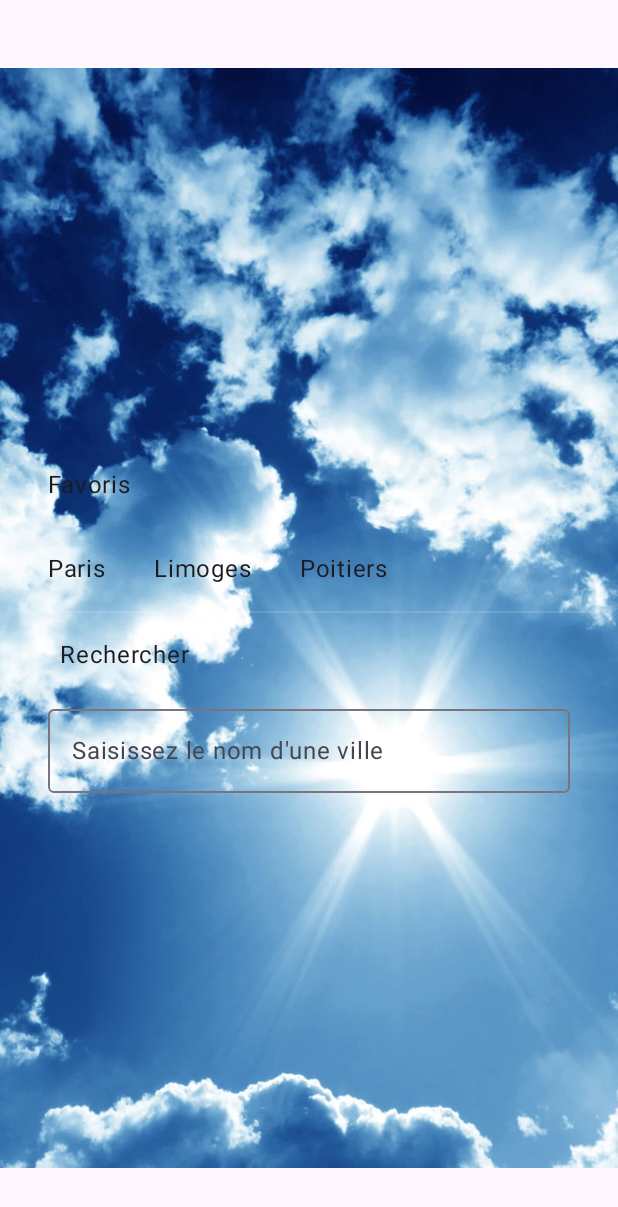
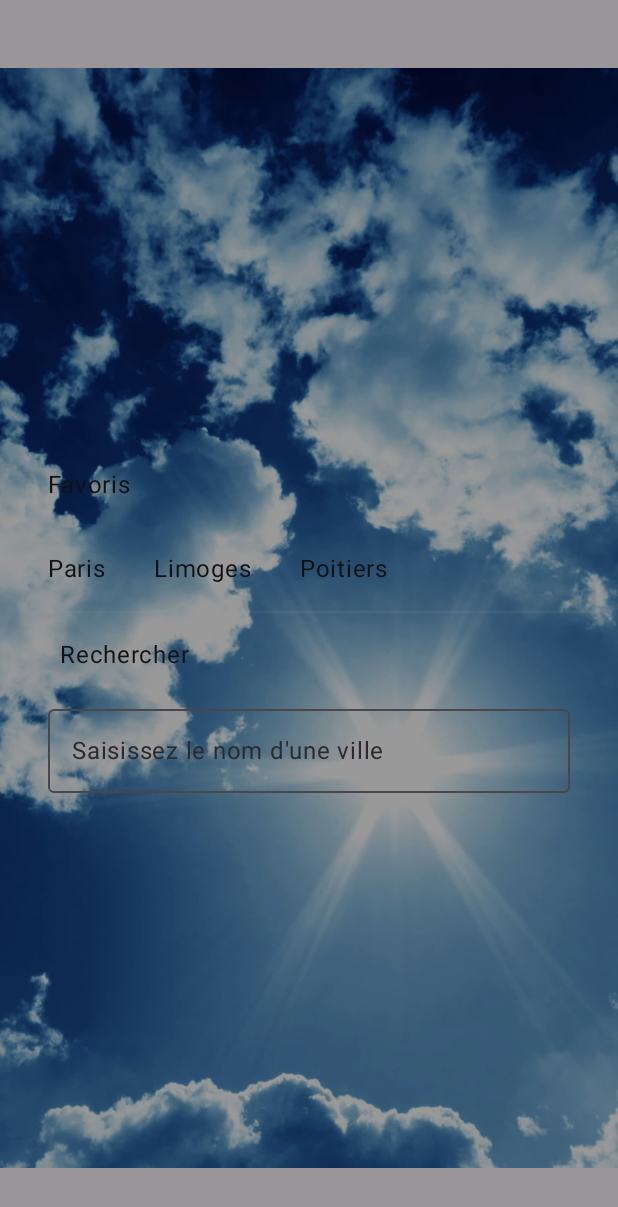
Before and after one commit to ArkAow/App-R4.11-Kotlin, an Android app built with Jetpack Compose: the screen it shows after launch (MainActivity), on a phone screen of 412 x 824 dp. Shown: the top 1207 px of the screen. Run offline under Robolectric (Android 15) with nearby library versions, the phone set to English and light mode, and no system bars.

Commit message:
modif frontend

```diff
--- a/androidWeatherApp/src/main/java/fr/unilim/weatherapplication/android/MainActivity.kt
+++ b/androidWeatherApp/src/main/java/fr/unilim/weatherapplication/android/MainActivity.kt
@@ -4,6 +4,7 @@ import android.os.Bundle
 import androidx.activity.ComponentActivity
 import androidx.activity.compose.setContent
 import androidx.compose.foundation.Image
+import androidx.compose.foundation.background
 import androidx.compose.foundation.clickable
 import androidx.compose.foundation.layout.*
 import androidx.compose.foundation.lazy.LazyColumn
@@ -43,23 +44,41 @@ class MainActivity : ComponentActivity() {
 @Composable
 fun WeatherApp() {
     Box(modifier = Modifier.fillMaxSize()) {
+        // Couche pour l'image de fond
         Image(
             painter = painterResource(id = R.drawable.sunny_day_wallpaper),
             contentDescription = null,
             modifier = Modifier.fillMaxSize()
         )
-        Column(modifier = Modifier
-            .fillMaxSize()
-            .padding(16.dp),
-            horizontalAlignment = Alignment.CenterHorizontally,
-            verticalArrangement = Arrangement.Center
+
+        // Couche pour le contenu (texte et autres éléments)
+        Box(modifier = Modifier.fillMaxSize(), contentAlignment = Alignment.Center) {
+            Column(modifier = Modifier.padding(16.dp)) {
+                // Section des villes favorites
+                FavoriteCitiesSection(
+                    cities = listOf("Paris", "Limoges", "Poitiers"),
+                    onCityClicked = { }
+                )
+
+                // Divider
+                Divider(modifier = Modifier.height(1.dp), color = Color.White.copy(alpha = 0.12f))
+
+                // Section de recherche
+                SearchCitySection()
+            }
+        }
+
+        // Rectangle noir transparent superposé à l'image
+        Box(
+            modifier = Modifier.fillMaxSize(),
+            contentAlignment = Alignment.Center
         ) {
-            FavoriteCitiesSection(
-                cities = listOf("Paris", "Limoges", "Poitiers"),
-                onCityClicked = { }
+            Box(
+                modifier = Modifier
+                    .fillMaxSize()
+                    .background(Color.Black.copy(alpha = 0.4f))
+                    .padding(16.dp)
             )
-            Divider(modifier = Modifier.height(1.dp), color = Color.White.copy(alpha = 0.12f))
-            SearchCitySection()
         }
     }
 }
```
